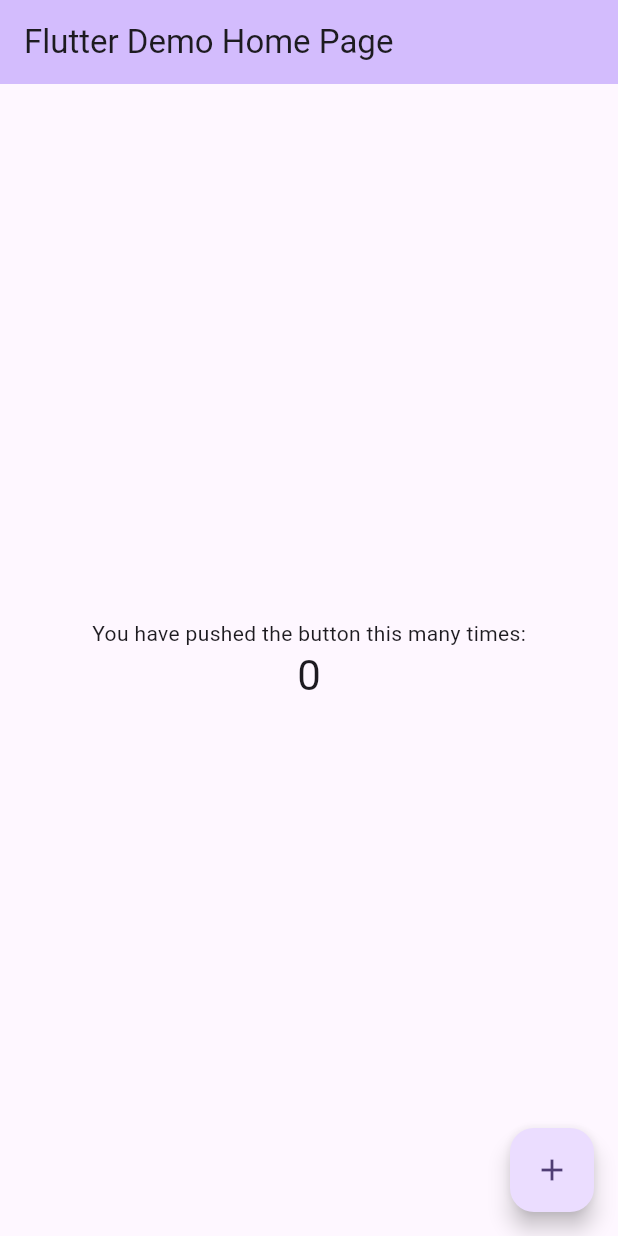
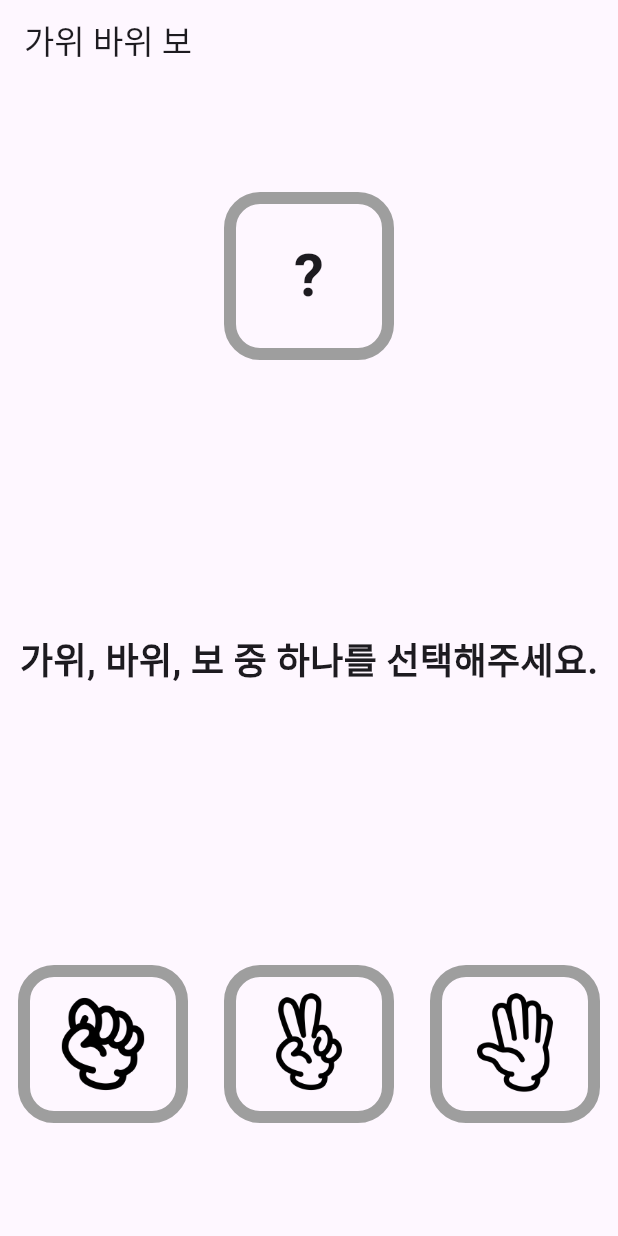
Before and after one commit to theolddragon/fastcampus-study-flutter-rsp-game, a Flutter app: the screen it shows after launch, on a phone screen of 412 x 824 dp. Run offline on Flutter 3.47's test engine with Material 3 defaults, Android fonts, the light colour scheme and no system bars.

Commit message:
구현 완료

```diff
--- /dev/null
+++ b/lib/game/enum.dart
@@ -0,0 +1,19 @@
+const assetPath = 'assets/images';
+
+enum InputType {
+  rock,
+  scissors,
+  paper;
+
+  String get path => '$assetPath/$name.png';
+}
+
+enum Result {
+  playerWin('Player 승리'),
+  draw('무승부'),
+  cpuWin('패배');
+
+  const Result(this.displayString);
+
+  final String displayString;
+}
--- /dev/null
+++ b/lib/game/game_body.dart
@@ -0,0 +1,91 @@
+import 'dart:math';
+
+import 'package:flutter/material.dart';
+import 'package:study_rsp_game/game/enum.dart';
+import 'package:study_rsp_game/game/widget/cpu_input.dart';
+import 'package:study_rsp_game/game/widget/game_result.dart';
+import 'package:study_rsp_game/game/widget/user_input.dart';
+
+class GameBody extends StatefulWidget {
+  const GameBody({super.key});
+
+  @override
+  State<GameBody> createState() => _GameBodyState();
+}
+
+class _GameBodyState extends State<GameBody> {
+  late bool isDone;
+  InputType? _userInput;
+  late InputType _cpuInput;
+
+  @override
+  void initState() {
+    super.initState();
+    isDone = false;
+    setCpuInput();
+  }
+
+  @override
+  Widget build(BuildContext context) {
+    return Column(
+      children: [
+        Expanded(child: CpuInput(isDone: isDone, cpuInput: _cpuInput)),
+        Expanded(child: GameResult(isDone: isDone, callback: reset, result: getResult())),
+        Expanded(child: UserInput(isDone: isDone, callback: setUserInput, userInput: _userInput,)),
+      ],
+    );
+  }
+
+  void setUserInput(InputType userInput) {
+    setState(() {
+      isDone = true;
+      _userInput = userInput;
+    });
+  }
+
+  void setCpuInput() {
+    final random = Random();
+    _cpuInput = InputType.values[random.nextInt(3)];
+  }
+
+  void reset() {
+    setState(() {
+      isDone = false;
+      setCpuInput();
+    });
+  }
+
+  Result? getResult() {
+    if (_userInput == null) return null;
+
+    switch(_userInput!) {
+      case InputType.rock:
+        switch(_cpuInput) {
+          case InputType.rock:
+            return Result.draw;
+          case InputType.scissors:
+            return Result.playerWin;
+          case InputType.paper:
+            return Result.cpuWin;
+        }
+      case InputType.scissors:
+        switch(_cpuInput) {
+          case InputType.rock:
+            return Result.cpuWin;
+          case InputType.scissors:
+            return Result.draw;
+          case InputType.paper:
+            return Result.playerWin;
+        }
+      case InputType.paper:
+        switch(_cpuInput) {
+          case InputType.rock:
+            return Result.playerWin;
+          case InputType.scissors:
+            return Result.cpuWin;
+          case InputType.paper:
+            return Result.draw;
+        }
+    }
+  }
+}
--- /dev/null
+++ b/lib/game/widget/cpu_input.dart
@@ -0,0 +1,36 @@
+import 'package:flutter/material.dart';
+import 'package:study_rsp_game/game/enum.dart';
+import 'package:study_rsp_game/game/widget/input_card.dart';
+
+class CpuInput extends StatelessWidget {
+  final bool isDone;
+  final InputType cpuInput;
+
+  const CpuInput({required this.isDone, required this.cpuInput, super.key});
+
+  @override
+  Widget build(BuildContext context) {
+    return Row(children: [
+      const Expanded(child: SizedBox.shrink()),
+      Expanded(child: InputCard(child: getCpuInput())),
+      const Expanded(child: SizedBox.shrink()),
+    ]);
+  }
+
+  Widget getCpuInput() {
+    if (isDone) {
+      return Image.asset(cpuInput.path);
+    }
+
+    return const SizedBox(
+      height: 80,
+      child: Center(
+        child: Text('?',
+            style: TextStyle(
+              fontSize: 40,
+              fontWeight: FontWeight.bold,
+            )),
+      ),
+    );
+  }
+}
--- /dev/null
+++ b/lib/game/widget/game_result.dart
@@ -0,0 +1,40 @@
+import 'package:flutter/material.dart';
+import 'package:study_rsp_game/game/enum.dart';
+
+class GameResult extends StatelessWidget {
+  final bool isDone;
+  final Result? result;
+  final VoidCallback callback;
+
+  const GameResult({required this.isDone, required this.callback, this.result, super.key});
+
+  @override
+  Widget build(BuildContext context) {
+    if (isDone) {
+      return Column(
+        mainAxisAlignment: MainAxisAlignment.center,
+        children: [
+          Text(
+            result!.displayString,
+            style: const TextStyle(fontSize: 32),
+          ),
+          const SizedBox(height: 8,),
+          TextButton(
+            child: const Text('다시 하기', style: TextStyle(fontSize: 24,)),
+            onPressed: () => callback.call(),
+          )
+        ],
+      );
+    }
+
+    return const Center(
+      child: Text(
+        '가위, 바위, 보 중 하나를 선택해주세요.',
+        style: TextStyle(
+          fontSize: 24,
+          fontWeight: FontWeight.bold,
+        ),
+      ),
+    );
+  }
+}
--- /dev/null
+++ b/lib/game/widget/input_card.dart
@@ -0,0 +1,29 @@
+import 'package:flutter/material.dart';
+
+class InputCard extends StatelessWidget {
+  final Widget child;
+
+  const InputCard({required this.child, super.key});
+
+  @override
+  Widget build(BuildContext context) {
+    return Container(
+      margin: const EdgeInsets.symmetric(
+        horizontal: 12,
+        vertical: 8,
+      ),
+      padding: const EdgeInsets.symmetric(
+        horizontal: 12,
+        vertical: 8,
+      ),
+      decoration: BoxDecoration(
+        borderRadius: BorderRadius.circular(24),
+        border: Border.all(
+          color: Colors.grey,
+          width: 8,
+        ),
+      ),
+      child: child,
+    );
+  }
+}
--- /dev/null
+++ b/lib/game/widget/user_input.dart
@@ -0,0 +1,41 @@
+import 'package:flutter/material.dart';
+import 'package:study_rsp_game/game/enum.dart';
+import 'package:study_rsp_game/game/widget/input_card.dart';
+
+class UserInput extends StatelessWidget {
+  final bool isDone;
+  final InputType? userInput;
+  final Function(InputType) callback;
+
+  const UserInput({this.userInput, required this.callback, required this.isDone, super.key});
+
+  @override
+  Widget build(BuildContext context) {
+    if (isDone) {
+      return Row(
+        children: [
+          const Expanded(child: SizedBox.shrink()),
+          Expanded(child: InputCard(child: Image.asset(userInput!.path))),
+          const Expanded(child: SizedBox.shrink()),
+        ],
+      );
+    }
+
+    return Row(
+      children: _getInputs(callback),
+    );
+  }
+
+  List<Widget> _getInputs(Function(InputType) callback) {
+    return InputType.values
+      .map((type) => Expanded(
+        child: InkWell(
+          onTap: () => callback.call(type),
+          child: InputCard(
+              child: Image.asset(type.path),
+          ),
+        ),
+      ))
+      .toList();
+  }
+}
--- a/lib/main.dart
+++ b/lib/main.dart
@@ -1,125 +1,25 @@
 import 'package:flutter/material.dart';
+import 'package:study_rsp_game/game/game_body.dart';
 
 void main() {
-  runApp(const MyApp());
+  runApp(
+      const MaterialApp(
+          home: RSPApp()
+      )
+  );
 }
 
-class MyApp extends StatelessWidget {
-  const MyApp({super.key});
+class RSPApp extends StatelessWidget {
+  const RSPApp({super.key});
 
   // This widget is the root of your application.
   @override
   Widget build(BuildContext context) {
-    return MaterialApp(
-      title: 'Flutter Demo',
-      theme: ThemeData(
-        // This is the theme of your application.
-        //
-        // TRY THIS: Try running your application with "flutter run". You'll see
-        // the application has a purple toolbar. Then, without quitting the app,
-        // try changing the seedColor in the colorScheme below to Colors.green
-        // and then invoke "hot reload" (save your changes or press the "hot
-        // reload" button in a Flutter-supported IDE, or press "r" if you used
-        // the command line to start the app).
-        //
-        // Notice that the counter didn't reset back to zero; the application
-        // state is not lost during the reload. To reset the state, use hot
-        // restart instead.
-        //
-        // This works for code too, not just values: Most code changes can be
-        // tested with just a hot reload.
-        colorScheme: ColorScheme.fromSeed(seedColor: Colors.deepPurple),
-        useMaterial3: true,
+    return Scaffold(
+      appBar: AppBar(
+        title: const Text('가위 바위 보'),
       ),
-      home: const MyHomePage(title: 'Flutter Demo Home Page'),
+      body: const GameBody(),
     );
   }
 }
-
-class MyHomePage extends StatefulWidget {
-  const MyHomePage({super.key, required this.title});
-
-  // This widget is the home page of your application. It is stateful, meaning
-  // that it has a State object (defined below) that contains fields that affect
-  // how it looks.
-
-  // This class is the configuration for the state. It holds the values (in this
-  // case the title) provided by the parent (in this case the App widget) and
-  // used by the build method of the State. Fields in a Widget subclass are
-  // always marked "final".
-
-  final String title;
-
-  @override
-  State<MyHomePage> createState() => _MyHomePageState();
-}
-
-class _MyHomePageState extends State<MyHomePage> {
-  int _counter = 0;
-
-  void _incrementCounter() {
-    setState(() {
-      // This call to setState tells the Flutter framework that something has
-      // changed in this State, which causes it to rerun the build method below
-      // so that the display can reflect the updated values. If we changed
-      // _counter without calling setState(), then the build method would not be
-      // called again, and so nothing would appear to happen.
-      _counter++;
-    });
-  }
-
-  @override
-  Widget build(BuildContext context) {
-    // This method is rerun every time setState is called, for instance as done
-    // by the _incrementCounter method above.
-    //
-    // The Flutter framework has been optimized to make rerunning build methods
-    // fast, so that you can just rebuild anything that needs updating rather
-    // than having to individually change instances of widgets.
-    return Scaffold(
-      appBar: AppBar(
-        // TRY THIS: Try changing the color here to a specific color (to
-        // Colors.amber, perhaps?) and trigger a hot reload to see the AppBar
-        // change color while the other colors stay the same.
-        backgroundColor: Theme.of(context).colorScheme.inversePrimary,
-        // Here we take the value from the MyHomePage object that was created by
-        // the App.build method, and use it to set our appbar title.
-        title: Text(widget.title),
-      ),
-      body: Center(
-        // Center is a layout widget. It takes a single child and positions it
-        // in the middle of the parent.
-        child: Column(
-          // Column is also a layout widget. It takes a list of children and
-          // arranges them vertically. By default, it sizes itself to fit its
-          // children horizontally, and tries to be as tall as its parent.
-          //
-          // Column has various properties to control how it sizes itself and
-          // how it positions its children. Here we use mainAxisAlignment to
-          // center the children vertically; the main axis here is the vertical
-          // axis because Columns are vertical (the cross axis would be
-          // horizontal).
-          //
-          // TRY THIS: Invoke "debug painting" (choose the "Toggle Debug Paint"
-          // action in the IDE, or press "p" in the console), to see the
-          // wireframe for each widget.
-          mainAxisAlignment: MainAxisAlignment.center,
-          children: <Widget>[
-            const Text(
-              'You have pushed the button this many times:',
-            ),
-            Text(
-              '$_counter',
-              style: Theme.of(context).textTheme.headlineMedium,
-            ),
-          ],
-        ),
-      ),
-      floatingActionButton: FloatingActionButton(
-        onPressed: _incrementCounter,
-        tooltip: 'Increment',
-        child: const Icon(Icons.add),
-      ), // This trailing comma makes auto-formatting nicer for build methods.
-    );
-  }
-}
```
Also changed, not shown: pubspec.yaml (+3 -4 lines), assets/images/paper.png (added), assets/images/rock.png (added), assets/images/scissors.png (added), 1 other file.
